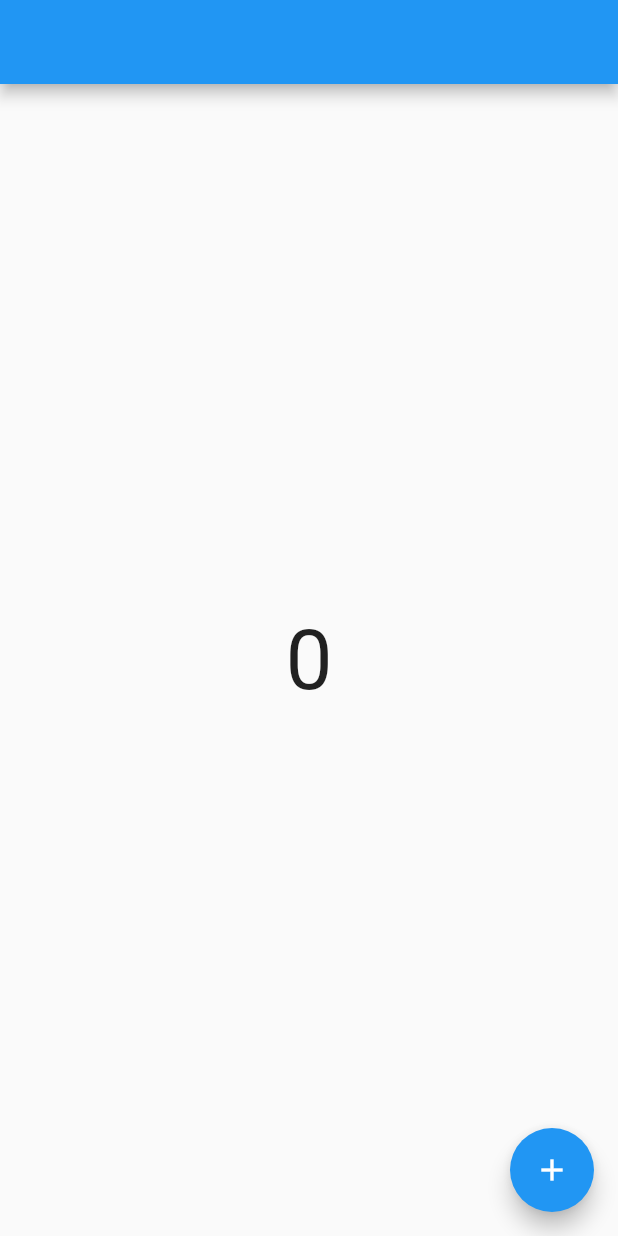
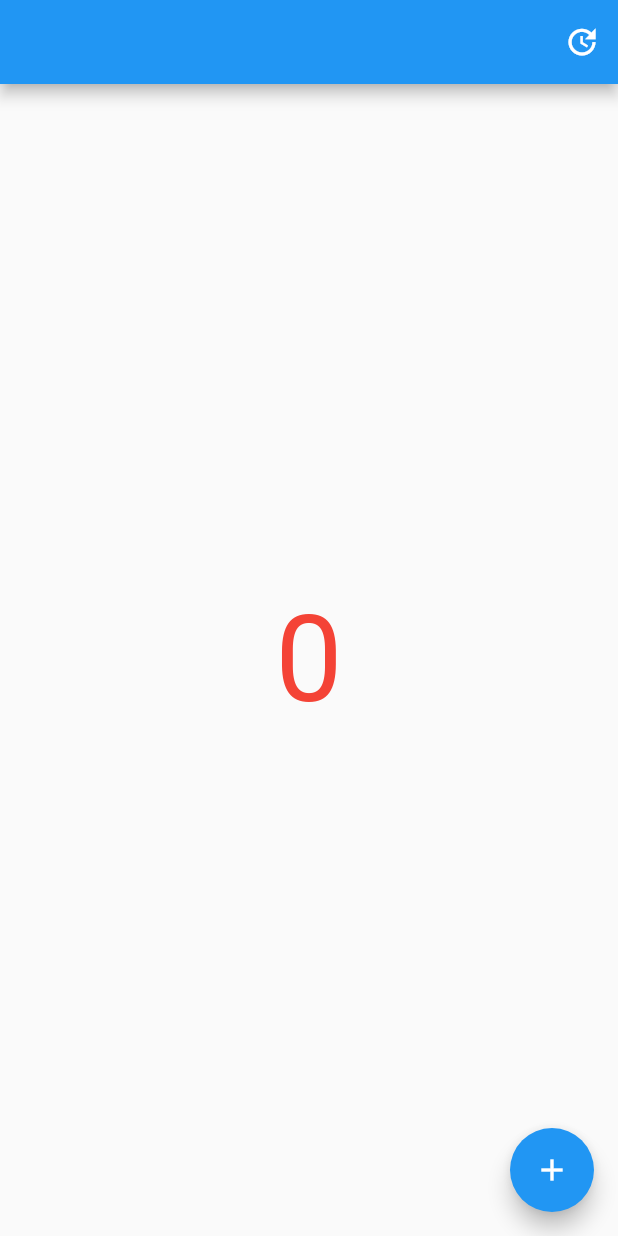
Before and after one commit to flutteruniv/flutter_riverpod_sample, a Flutter app: the screen it shows after launch, on a phone screen of 412 x 824 dp. Run offline on Flutter 3.47's test engine with Material 2 defaults, Android fonts, the phone set to English and light mode, and no system bars; our stand-ins replace flutter_riverpod.

Commit message:
colorも追加

```diff
--- a/lib/count_page.dart
+++ b/lib/count_page.dart
@@ -1,24 +1,37 @@
 import 'package:flutter/material.dart';
+import 'package:riverpods_sample/color_model.dart';
 import 'package:riverpods_sample/count_model.dart';
 import 'package:flutter_riverpod/flutter_riverpod.dart';
 
 class CountPage extends StatelessWidget {
   @override
   Widget build(BuildContext context) {
-    final model = context.read(counterProvider);
+    final colorModel = context.read(colorProvider);
+    final countModel = context.read(counterProvider);
     return Scaffold(
-      appBar: AppBar(),
+      appBar: AppBar(
+        actions: [
+          IconButton(
+            onPressed: colorModel.changeColor,
+            icon: Icon(Icons.update),
+          )
+        ],
+      ),
       body: Center(
         child: Consumer(builder: (context, watch, child) {
           final count = watch(counterProvider).counter;
+          final color = watch(colorProvider).currentColor;
           return Text(
             '$count',
-            style: TextStyle(fontSize: 56),
+            style: TextStyle(
+              fontSize: 80,
+              color: color,
+            ),
           );
         }),
       ),
       floatingActionButton: FloatingActionButton(
-        onPressed: model.incrementCounter,
+        onPressed: countModel.incrementCounter,
         child: Icon(Icons.add),
       ),
     );
```
Also changed, not shown: lib/color_model.dart (added, +24 -0 lines).
